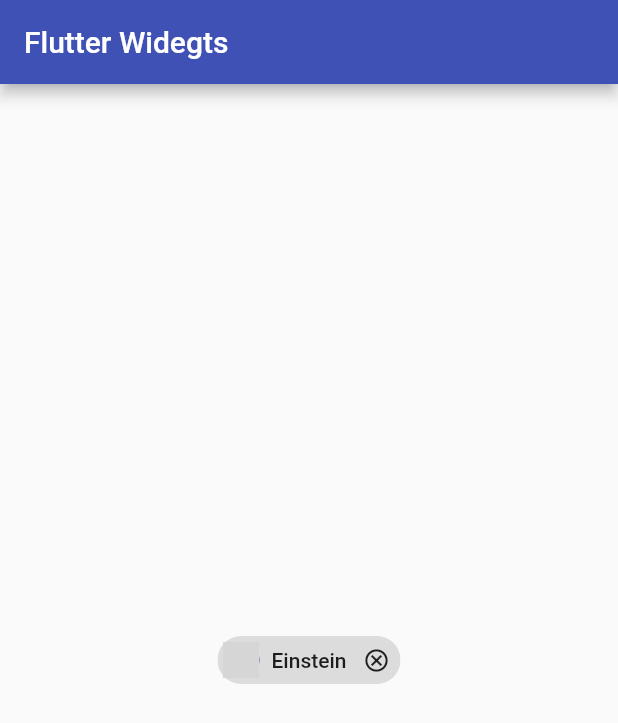
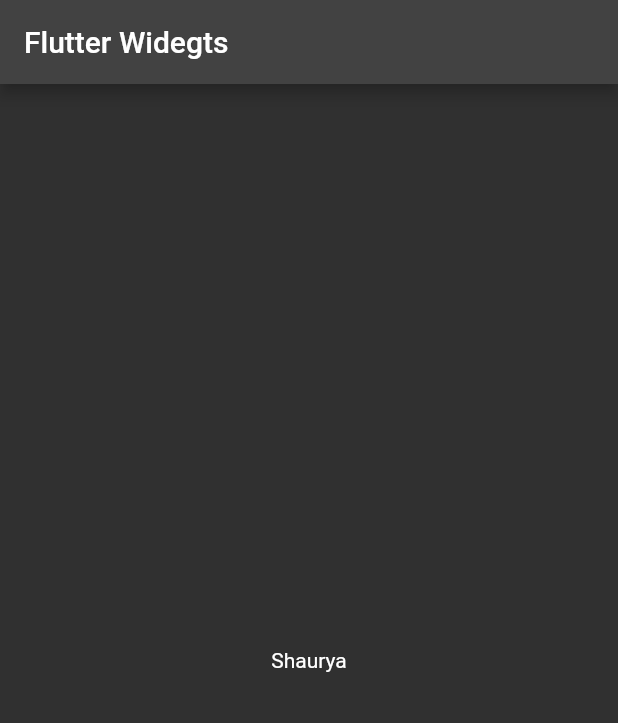
Before and after one commit to shaurya019/ALL_Flutter-Widgets, a Flutter app: the screen it shows after launch, on a phone screen of 412 x 824 dp. Shown: the top 723 px of the screen. Run offline on Flutter 3.47's test engine with Material 2 defaults, Android fonts, the phone set to English and light mode, and no system bars; grey boxes are pictures that could not be loaded.

```diff
--- a/lib/main.dart
+++ b/lib/main.dart
@@ -17,9 +17,10 @@ class MyApp extends StatelessWidget {
       // showSemanticsDebugger: true,
       debugShowCheckedModeBanner: false,
       title: 'Flutter Demo',
-      theme: ThemeData(
-        primarySwatch: Colors.indigo,
-      ),
+      theme: ThemeData.light(),
+      darkTheme: ThemeData.dark(),
+      // themeMode: ThemeMode.light,
+      themeMode: ThemeMode.dark,
       home: const MyHomePage(title: 'Flutter Widegts'),
     );
   }
@@ -34,7 +35,6 @@ class MyHomePage extends StatefulWidget {
 }
 
 class _MyHomePageState extends State<MyHomePage> with TickerProviderStateMixin{
-  bool isSelected = false;
   @override
   Widget build(BuildContext context) {
     return Scaffold(
@@ -42,23 +42,7 @@ class _MyHomePageState extends State<MyHomePage> with TickerProviderStateMixin{
         title: Text(widget.title),
       ),
       body: Center(
-        child: InputChip(
-          avatar: CircleAvatar(
-            backgroundImage: NetworkImage(
-              'https://tinyurl.com/5n88rk79',
-            ),
-          ),
-          label: Text('Einstein'),
-          onSelected: (bool newBool){
-            setState(() {
-              isSelected = !isSelected;
-            });
-          },
-          selected: isSelected,
-          selectedColor: Colors.white38,
-          deleteIcon: Icon(Icons.cancel_outlined),
-          onDeleted: () {},
-        ),
+        child: Text('Shaurya'),
       )
     );
   }
```
